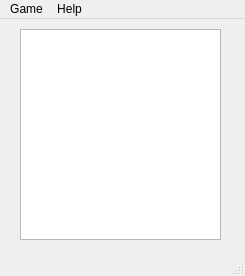
First picture: the form in tetris/mainwindow.ui, repository kaluga456/TetrisQt, before the edit.
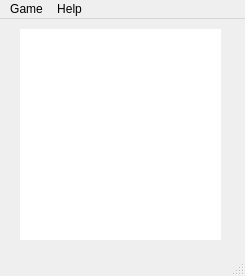
Second picture: the form after the edit.

Commit message: improved shape rotation against walls game timer next shape view

```diff
--- a/tetris/mainwindow.ui
+++ b/tetris/mainwindow.ui
@@ -47,6 +47,9 @@
       <verstretch>0</verstretch>
      </sizepolicy>
     </property>
+    <property name="frameShape">
+     <enum>QFrame::Shape::NoFrame</enum>
+    </property>
    </widget>
   </widget>
   <widget class="QMenuBar" name="menubar">
```
The commit also changes 9 other files.
